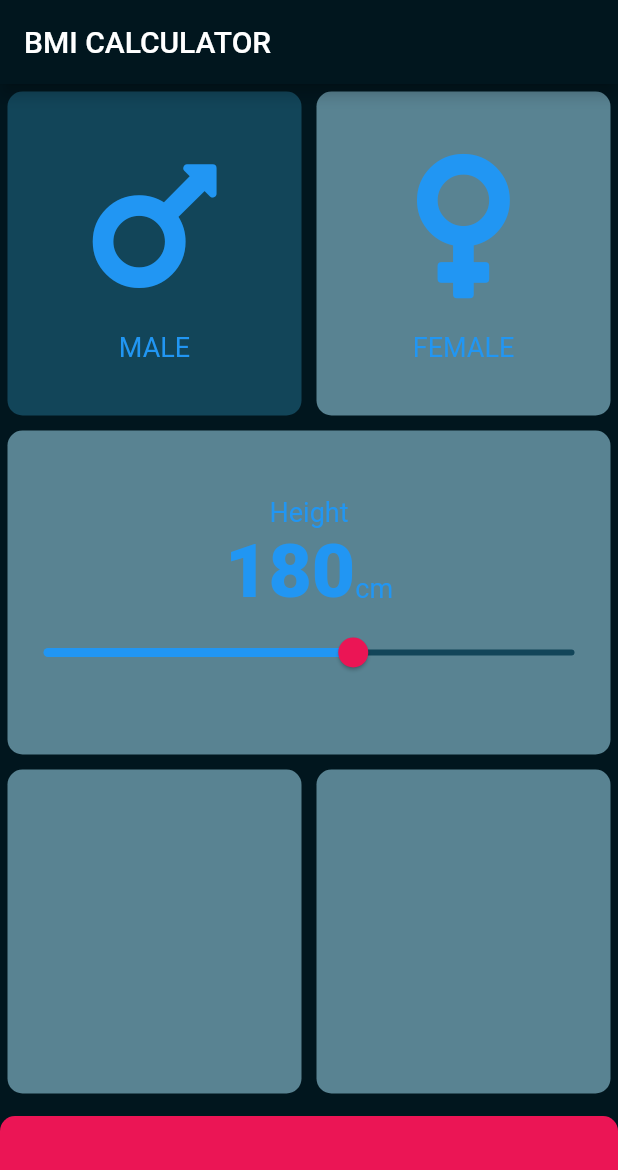
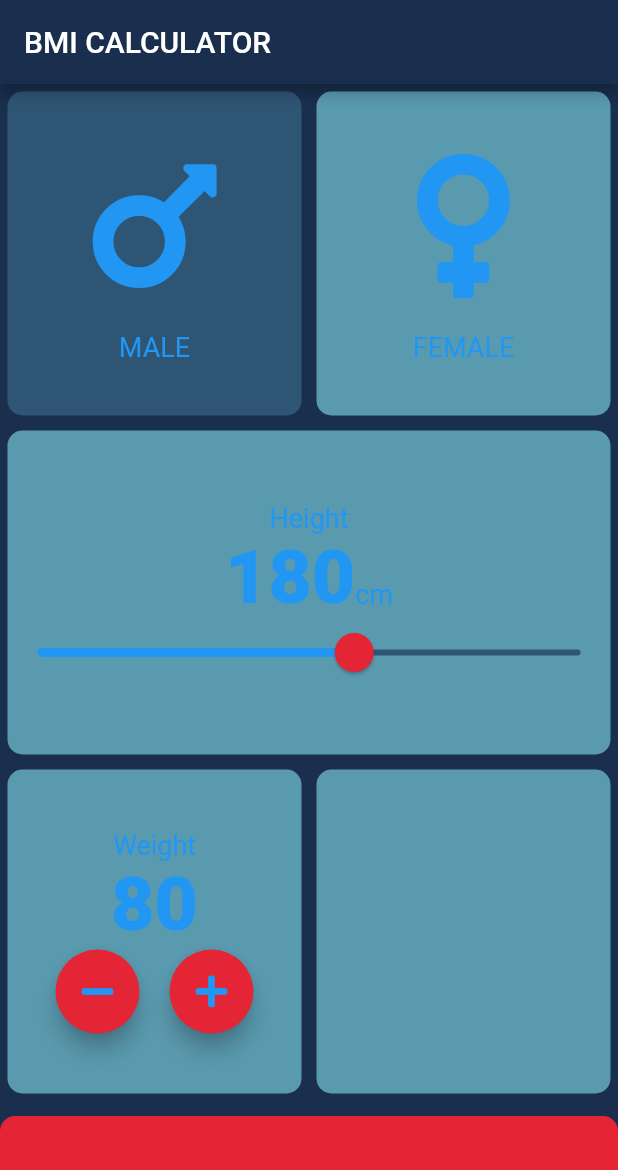
Before and after one commit to Chu-4hun/Flutter_BML_calculator, a Flutter app: the screen it shows after launch, on a phone screen of 412 x 824 dp. Shown: the top 1170 px of the screen. Run offline on Flutter 3.47's test engine with Material 2 defaults, Android fonts, the phone set to English and light mode, and no system bars; our stand-ins replace font_awesome_flutter; missing offline and left inert: dart:ffi.

Commit message:
update theme

```diff
--- a/lib/icon_content.dart
+++ b/lib/icon_content.dart
@@ -22,7 +22,8 @@ class IconContent extends StatelessWidget {
         ),
         Text(
           label,
-          style: textDefaultStyle,
+          style: defaultTextStyle.copyWith(
+              color: Theme.of(context).colorScheme.secondaryVariant),
         ),
       ],
     );
--- a/lib/input_page.dart
+++ b/lib/input_page.dart
@@ -1,3 +1,5 @@
+import 'dart:ffi';
+
 import 'package:flutter/material.dart';
 import 'package:flutter/services.dart';
 import 'package:flutter_bml_calc/reusable_card.dart';
@@ -14,6 +16,7 @@ class InputPage extends StatefulWidget {
 class _InputPageState extends State<InputPage> {
   bool isMale = true;
   int height = 180;
+  int weight = 80;
   @override
   Widget build(BuildContext context) {
     SystemChrome.setSystemUIOverlayStyle(const SystemUiOverlayStyle(
@@ -74,7 +77,8 @@ class _InputPageState extends State<InputPage> {
                 children: <Widget>[
                   Text(
                     'Height',
-                    style: textDefaultStyle,
+                    style: defaultTextStyle.copyWith(
+                        color: Theme.of(context).colorScheme.secondaryVariant),
                   ),
                   Row(
                     mainAxisAlignment: MainAxisAlignment.center,
@@ -83,15 +87,21 @@ class _InputPageState extends State<InputPage> {
                     children: <Widget>[
                       Text(
                         height.toString(),
-                        style: textDefaultBoldStyle,
+                        style: defaultTextBoldStyle.copyWith(
+                            color:
+                                Theme.of(context).colorScheme.secondaryVariant),
                       ),
                       Text(
                         'cm',
-                        style: textDefaultStyle,
+                        style: defaultTextStyle.copyWith(
+                            color:
+                                Theme.of(context).colorScheme.secondaryVariant),
                       ),
                     ],
                   ),
-                  Slider(
+                  SliderTheme(
+                    data: defaultSliderTheme,
+                    child: Slider(
                       value: height.toDouble(),
                       min: 110.0,
                       max: 230.0,
@@ -100,10 +110,14 @@ class _InputPageState extends State<InputPage> {
                       activeColor:
                           Theme.of(context).colorScheme.secondaryVariant,
                       onChanged: (double newValue) {
-                        setState(() {
-                          height = newValue.round();
-                        });
-                      })
+                        setState(
+                          () {
+                            height = newValue.round();
+                          },
+                        );
+                      },
+                    ),
+                  )
                 ],
               ),
             ),
@@ -114,6 +128,44 @@ class _InputPageState extends State<InputPage> {
                 Expanded(
                   child: ReusableCard(
                     color: Theme.of(context).colorScheme.surface,
+                    cardChild: Column(
+                      mainAxisAlignment: MainAxisAlignment.center,
+                      children: <Widget>[
+                        Text(
+                          'Weight',
+                          style: defaultTextStyle.copyWith(
+                              color: Theme.of(context)
+                                  .colorScheme
+                                  .secondaryVariant),
+                        ),
+                        Text(
+                          weight.toString(),
+                          style: defaultTextBoldStyle.copyWith(
+                              color: Theme.of(context)
+                                  .colorScheme
+                                  .secondaryVariant),
+                        ),
+                        Row(
+                          mainAxisAlignment: MainAxisAlignment.center,
+                          children: <Widget>[
+                            Padding(
+                              padding: EdgeInsets.symmetric(horizontal: 10),
+                              child: (RoundIconButton(
+                                size: 56.0,
+                                icon: FontAwesomeIcons.minus,
+                              )),
+                            ),
+                            Padding(
+                              padding: EdgeInsets.symmetric(horizontal: 10),
+                              child: (RoundIconButton(
+                                size: 56.0,
+                                icon: FontAwesomeIcons.plus,
+                              )),
+                            ),
+                          ],
+                        )
+                      ],
+                    ),
                   ),
                 ),
                 Expanded(
@@ -139,3 +191,36 @@ class _InputPageState extends State<InputPage> {
     );
   }
 }
+
+class RoundIconButton extends StatelessWidget {
+  RoundIconButton({
+    this.onPress,
+    required this.size,
+    this.icon,
+  });
+
+  final Function? onPress;
+  final IconData? icon;
+  final double size;
+
+  @override
+  Widget build(BuildContext context) {
+    return RawMaterialButton(
+      child: Icon(
+        icon,
+        color: Theme.of(context).colorScheme.secondaryVariant,
+      ),
+      onPressed: () {
+        onPress;
+      },
+      elevation: 6.0,
+      constraints: BoxConstraints.tightFor(
+        width: size,
+        height: size,
+      ),
+      shape: const CircleBorder(),
+      fillColor: Theme.of(context).colorScheme.secondary,
+      // elevation: ,
+    );
+  }
+}
--- a/lib/themes.dart
+++ b/lib/themes.dart
@@ -1,22 +1,28 @@
 import 'package:flutter/material.dart';
 
 ThemeData defaultTheme = ThemeData(
-  //scaffoldBackgroundColor: const Color(0xff0F0F1E),
+  scaffoldBackgroundColor: const Color(0xff0F0F1E),
   colorScheme: ColorScheme.fromSwatch().copyWith(
-    surface: const Color(0xFF598392),
-    secondary: const Color(0xFFEB1555),
+    surface: const Color(0xFF5A9AAF),
+    // surface: const Color(0xFF52A3B7),
+    // surface: const Color(0xFF598392),
+    secondary: const Color(0xFFE42535),
     secondaryVariant: const Color(0xFFeff6e0),
-    primary: const Color(0xff124559), //inactive card color
-    background: const Color(0xff01161e),
+    primary: const Color(0xff2F5575), //inactive card color
+    // primary: const Color(0xff124559), //inactive card color
+    background: const Color(0xff192F4D),
+    // background: const Color(0xff01161e),
   ),
 );
 
-TextStyle textDefaultStyle = TextStyle(
+TextStyle defaultTextStyle = const TextStyle(
   fontSize: 18.0,
-  color: defaultTheme.colorScheme.secondaryVariant,
 );
-TextStyle textDefaultBoldStyle = TextStyle(
+TextStyle defaultTextBoldStyle = TextStyle(
   fontSize: 50.0,
   fontWeight: FontWeight.w900,
-  color: defaultTheme.colorScheme.secondaryVariant,
 );
+SliderThemeData defaultSliderTheme = SliderThemeData(
+  thumbShape: RoundSliderThumbShape(enabledThumbRadius: 13.0),
+  overlayShape: RoundSliderOverlayShape(overlayRadius: 20),
+);
```
